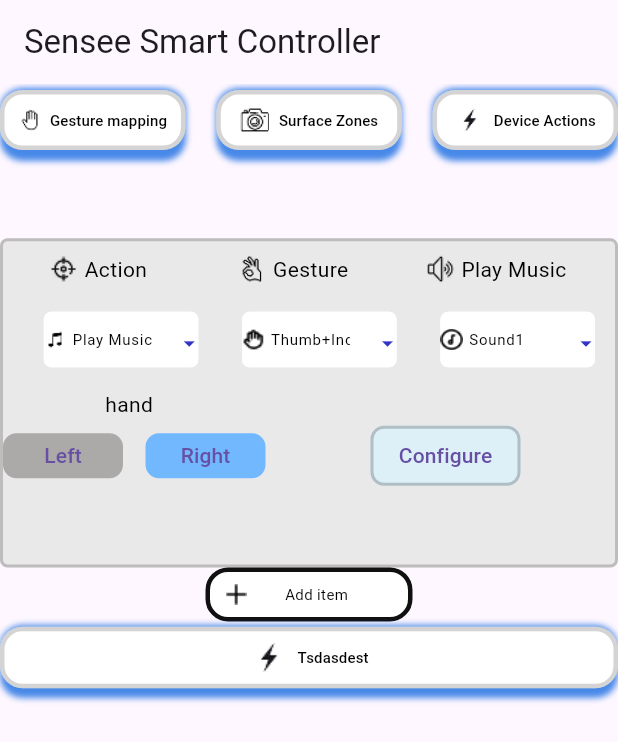
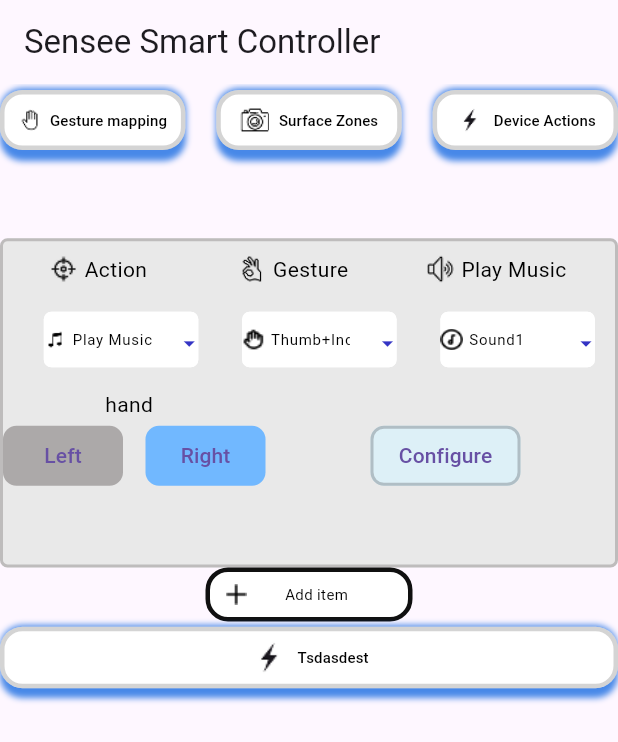
Before and after one commit to RafailAndreou/sensee, a Flutter app: the screen it shows after launch, on a phone screen of 412 x 824 dp. Shown: the top 742 px of the screen. Run offline on Flutter 3.47's test engine with Material 3 defaults, Android fonts, the phone set to English and light mode, and no system bars; missing offline and left inert: ir_sensor_plugin.

Commit message:
Minor bugs fix

```diff
--- a/surface_controller/lib/screen/gesturemapping/widgets/connection/dropdownmenu.dart
+++ b/surface_controller/lib/screen/gesturemapping/widgets/connection/dropdownmenu.dart
@@ -12,11 +12,6 @@ class DropDownMenu extends StatelessWidget {
     required this.options,
     required this.leadingIcon,
   });
-  void main() {
-    for (var option in options) {
-      print(option);
-    }
-  }
 
   @override
   Widget build(BuildContext context) {
--- a/surface_controller/lib/screen/gesturemapping/widgets/connection/handbutton.dart
+++ b/surface_controller/lib/screen/gesturemapping/widgets/connection/handbutton.dart
@@ -21,10 +21,8 @@ class HandButton extends StatelessWidget {
         fixedSize: const Size(80, 30),
 
         // Remove default padding to allow smaller heights
-        padding: EdgeInsets.zero,
 
         // Remove minimum size constraint
-        minimumSize: Size.zero,
 
         // Set border radius
         shape: RoundedRectangleBorder(
```
